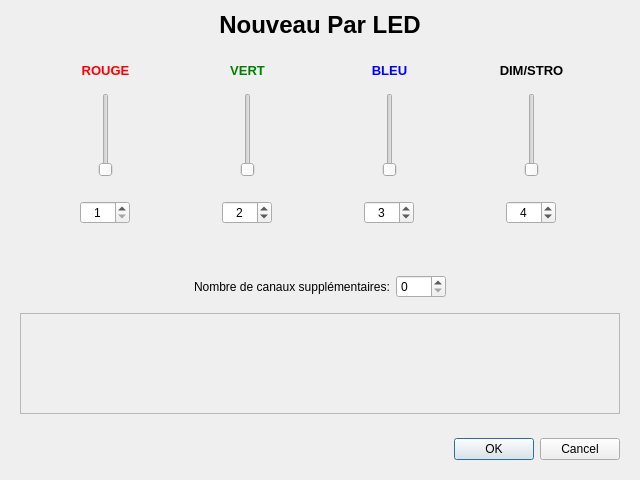
Old version of the form fenetreajoutpar.ui in the repository Dthibault/theatre2013.
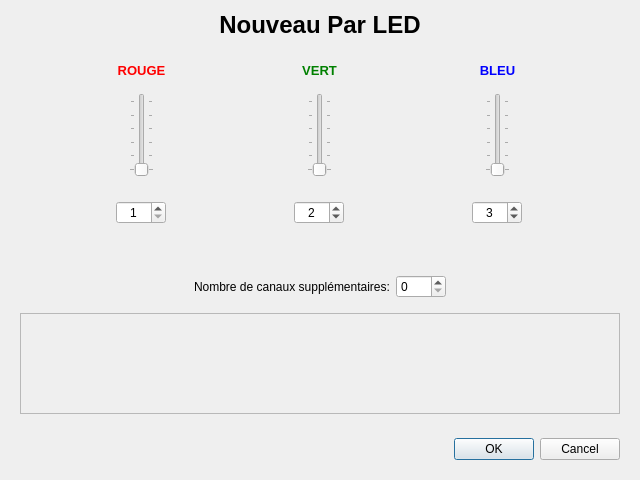
New version of the form.

The edit to the form file:
```diff
--- a/fenetreajoutpar.ui
+++ b/fenetreajoutpar.ui
@@ -90,6 +90,12 @@
               <property name="orientation">
                <enum>Qt::Vertical</enum>
               </property>
+              <property name="tickPosition">
+               <enum>QSlider::TicksBothSides</enum>
+              </property>
+              <property name="tickInterval">
+               <number>50</number>
+              </property>
              </widget>
             </item>
             <item>
@@ -227,6 +233,12 @@
               <property name="orientation">
                <enum>Qt::Vertical</enum>
               </property>
+              <property name="tickPosition">
+               <enum>QSlider::TicksBothSides</enum>
+              </property>
+              <property name="tickInterval">
+               <number>50</number>
+              </property>
              </widget>
             </item>
             <item>
@@ -367,6 +379,12 @@
               <property name="orientation">
                <enum>Qt::Vertical</enum>
               </property>
+              <property name="tickPosition">
+               <enum>QSlider::TicksBothSides</enum>
+              </property>
+              <property name="tickInterval">
+               <number>50</number>
+              </property>
              </widget>
             </item>
             <item>
@@ -448,146 +466,6 @@
         </layout>
        </widget>
       </item>
-      <item>
-       <widget class="QWidget" name="conteneurDIMSTRO" native="true">
-        <property name="minimumSize">
-         <size>
-          <width>0</width>
-          <height>0</height>
-         </size>
-        </property>
-        <property name="maximumSize">
-         <size>
-          <width>101</width>
-          <height>16777215</height>
-         </size>
-        </property>
-        <layout class="QVBoxLayout" name="verticalLayout_6">
-         <item>
-          <widget class="QLabel" name="labelDIMSTRO">
-           <property name="text">
-            <string>&lt;!DOCTYPE HTML PUBLIC &quot;-//W3C//DTD HTML 4.0//EN&quot; &quot;http://www.w3.org/TR/REC-html40/strict.dtd&quot;&gt;
-&lt;html&gt;&lt;head&gt;&lt;meta name=&quot;qrichtext&quot; content=&quot;1&quot; /&gt;&lt;style type=&quot;text/css&quot;&gt;
-p, li { white-space: pre-wrap; }
-&lt;/style&gt;&lt;/head&gt;&lt;body style=&quot; font-family:'Droid Sans'; font-size:10pt; font-weight:400; font-style:normal;&quot;&gt;
-&lt;p style=&quot; margin-top:0px; margin-bottom:0px; margin-left:0px; margin-right:0px; -qt-block-indent:0; text-indent:0px;&quot;&gt;&lt;span style=&quot; font-weight:600;&quot;&gt;DIM/STRO&lt;/span&gt;&lt;/p&gt;&lt;/body&gt;&lt;/html&gt;</string>
-           </property>
-           <property name="alignment">
-            <set>Qt::AlignCenter</set>
-           </property>
-          </widget>
-         </item>
-         <item>
-          <widget class="QWidget" name="conteneurSliderDIMSTRO" native="true">
-           <layout class="QHBoxLayout" name="horizontalLayout_10">
-            <item>
-             <spacer name="horizontalSpacer_18">
-              <property name="orientation">
-               <enum>Qt::Horizontal</enum>
-              </property>
-              <property name="sizeHint" stdset="0">
-               <size>
-                <width>40</width>
-                <height>20</height>
-               </size>
-              </property>
-             </spacer>
-            </item>
-            <item>
-             <widget class="QSlider" name="verticalSliderDIMSTRO">
-              <property name="sizePolicy">
-               <sizepolicy hsizetype="Fixed" vsizetype="Expanding">
-                <horstretch>0</horstretch>
-                <verstretch>0</verstretch>
-               </sizepolicy>
-              </property>
-              <property name="maximum">
-               <number>255</number>
-              </property>
-              <property name="orientation">
-               <enum>Qt::Vertical</enum>
-              </property>
-             </widget>
-            </item>
-            <item>
-             <spacer name="horizontalSpacer_19">
-              <property name="orientation">
-               <enum>Qt::Horizontal</enum>
-              </property>
-              <property name="sizeHint" stdset="0">
-               <size>
-                <width>40</width>
-                <height>20</height>
-               </size>
-              </property>
-             </spacer>
-            </item>
-           </layout>
-          </widget>
-         </item>
-         <item>
-          <widget class="QWidget" name="conteneurSpinBoxDIMSTRO" native="true">
-           <layout class="QHBoxLayout" name="horizontalLayout_11">
-            <item>
-             <spacer name="horizontalSpacer_20">
-              <property name="orientation">
-               <enum>Qt::Horizontal</enum>
-              </property>
-              <property name="sizeHint" stdset="0">
-               <size>
-                <width>40</width>
-                <height>20</height>
-               </size>
-              </property>
-             </spacer>
-            </item>
-            <item>
-             <widget class="QSpinBox" name="spinBoxDIMSTRO">
-              <property name="minimumSize">
-               <size>
-                <width>50</width>
-                <height>0</height>
-               </size>
-              </property>
-              <property name="maximumSize">
-               <size>
-                <width>50</width>
-                <height>16777215</height>
-               </size>
-              </property>
-              <property name="alignment">
-               <set>Qt::AlignCenter</set>
-              </property>
-              <property name="minimum">
-               <number>1</number>
-              </property>
-              <property name="maximum">
-               <number>512</number>
-              </property>
-              <property name="value">
-               <number>4</number>
-              </property>
-             </widget>
-            </item>
-            <item>
-             <spacer name="horizontalSpacer_21">
-              <property name="orientation">
-               <enum>Qt::Horizontal</enum>
-              </property>
-              <property name="sizeHint" stdset="0">
-               <size>
-                <width>40</width>
-                <height>20</height>
-               </size>
-              </property>
-             </spacer>
-            </item>
-           </layout>
-          </widget>
-         </item>
-        </layout>
-       </widget>
-      </item>
      </layout>
     </widget>
    </item>
```
